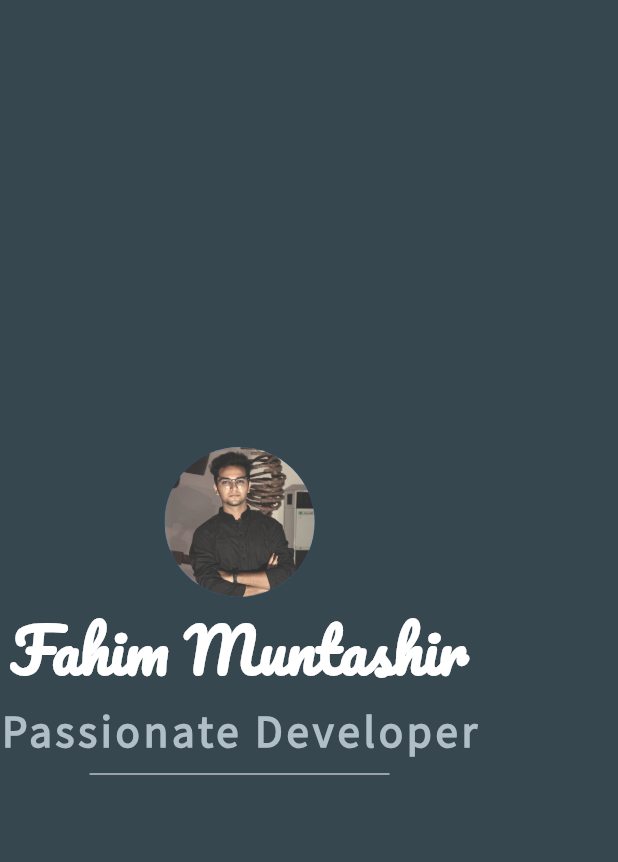
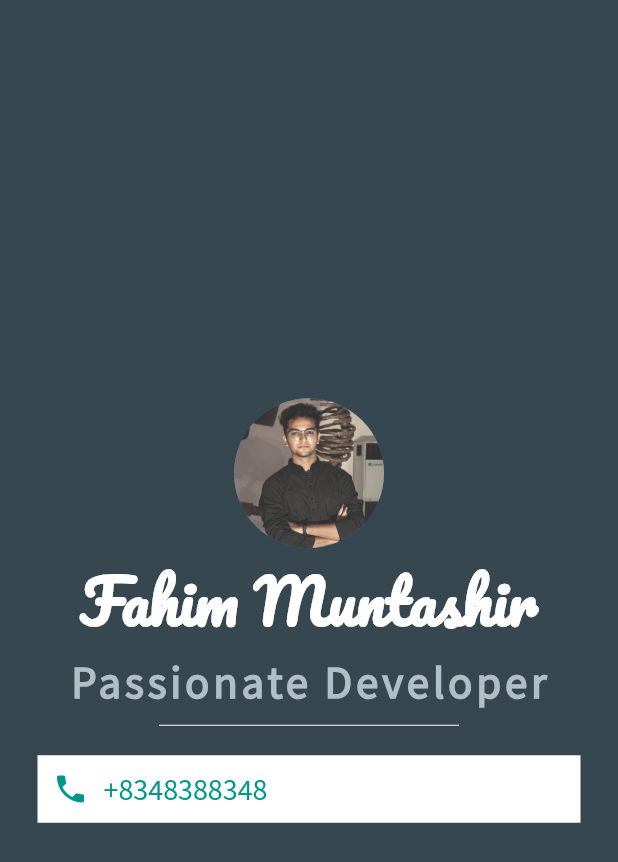
Before and after one commit to FahimMuntashir/Flutter-ProfilePageUI, a Flutter app: the screen it shows after launch, on a phone screen of 412 x 824 dp. Shown: the top 862 px of the screen. Run offline on Flutter 3.47's test engine with Material 2 defaults, Android fonts, the phone set to English and light mode, and no system bars.

Commit message:
adding phone icon and number in a card

```diff
--- a/lib/main.dart
+++ b/lib/main.dart
@@ -50,6 +50,31 @@ class Home extends StatelessWidget {
                 color: Colors.white,
               ),
             ),
+            Container(
+              color: Colors.white,
+              padding: EdgeInsets.all(10.0),
+              margin: EdgeInsets.symmetric(vertical: 10.0, horizontal: 25.0),
+              child: Row(
+              children: <Widget>[
+                Icon(
+                  Icons.phone,
+                  color: Colors.teal,
+                ),
+                SizedBox(
+                  width: 10.0,
+                ),
+                Text(
+                  '+8348388348',
+                 style: TextStyle(
+                   color:Colors.teal,
+                   fontFamily: 'Source Sans Pro',
+                   fontSize: 20.0,
+                 ),
+                ),
+              ],
+              ),
+
+            ),
           ],
         ),
       ),
```
